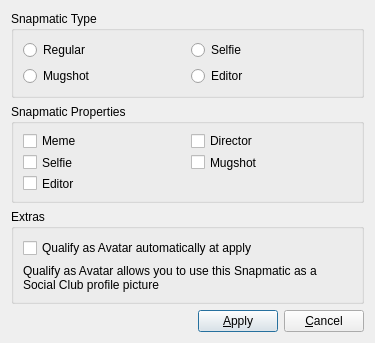
This is SnapmaticEditor.ui in SyDevTeam/gta5view as Qt 5 draws it before an edit. The edited form follows.
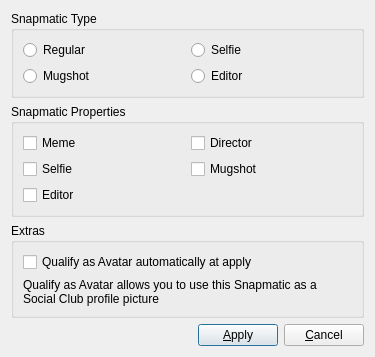
This is the edited form. Icons and pictures are not drawn.

Commit message: latest commits from gta5sync

```diff
--- a/SnapmaticEditor.ui
+++ b/SnapmaticEditor.ui
@@ -7,7 +7,7 @@
     <x>0</x>
     <y>0</y>
     <width>375</width>
-    <height>306</height>
+    <height>305</height>
    </rect>
   </property>
   <property name="windowTitle">
@@ -15,6 +15,27 @@
   </property>
   <layout class="QVBoxLayout" name="vlEditor">
    <item>
+    <widget class="QWidget" name="frameWidget" native="true">
+     <property name="sizePolicy">
+      <sizepolicy hsizetype="Preferred" vsizetype="Expanding">
+       <horstretch>0</horstretch>
+       <verstretch>0</verstretch>
+      </sizepolicy>
+     </property>
+     <layout class="QVBoxLayout" name="vlFrame">
+      <property name="leftMargin">
+       <number>0</number>
+      </property>
+      <property name="topMargin">
+       <number>0</number>
+      </property>
+      <property name="rightMargin">
+       <number>0</number>
+      </property>
+      <property name="bottomMargin">
+       <number>0</number>
+      </property>
+      <item>
     <widget class="QGroupBox" name="gbMode">
      <property name="title">
       <string>Snapmatic Type</string>
@@ -110,6 +131,12 @@
       </item>
       <item>
        <widget class="QLabel" name="labQualify">
+           <property name="sizePolicy">
+            <sizepolicy hsizetype="Preferred" vsizetype="Minimum">
+             <horstretch>0</horstretch>
+             <verstretch>0</verstretch>
+            </sizepolicy>
+           </property>
         <property name="text">
          <string>Qualify as Avatar allows you to use this Snapmatic as a Social Club profile picture</string>
         </property>
@@ -121,6 +148,9 @@
      </layout>
     </widget>
    </item>
+     </layout>
+    </widget>
+   </item>
    <item>
     <spacer name="vsEditor">
      <property name="orientation">
@@ -151,6 +181,12 @@
      </item>
      <item>
       <widget class="QPushButton" name="cmdApply">
+       <property name="sizePolicy">
+        <sizepolicy hsizetype="Minimum" vsizetype="Minimum">
+         <horstretch>0</horstretch>
+         <verstretch>0</verstretch>
+        </sizepolicy>
+       </property>
        <property name="text">
         <string>&amp;Apply</string>
        </property>
@@ -161,6 +197,12 @@
      </item>
      <item>
       <widget class="QPushButton" name="cmdCancel">
+       <property name="sizePolicy">
+        <sizepolicy hsizetype="Minimum" vsizetype="Minimum">
+         <horstretch>0</horstretch>
+         <verstretch>0</verstretch>
+        </sizepolicy>
+       </property>
        <property name="text">
         <string>&amp;Cancel</string>
        </property>
```
Lines whose indentation alone changed are shown as unchanged. The commit also changes 2 other files.
